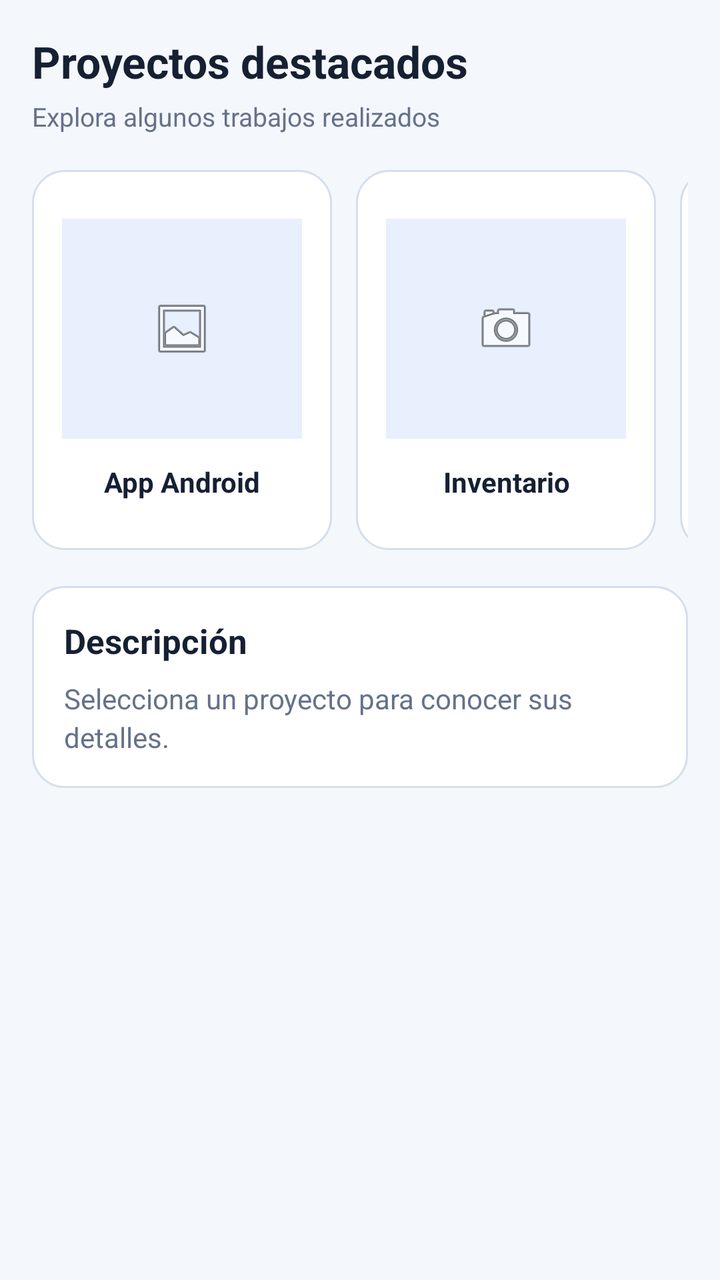
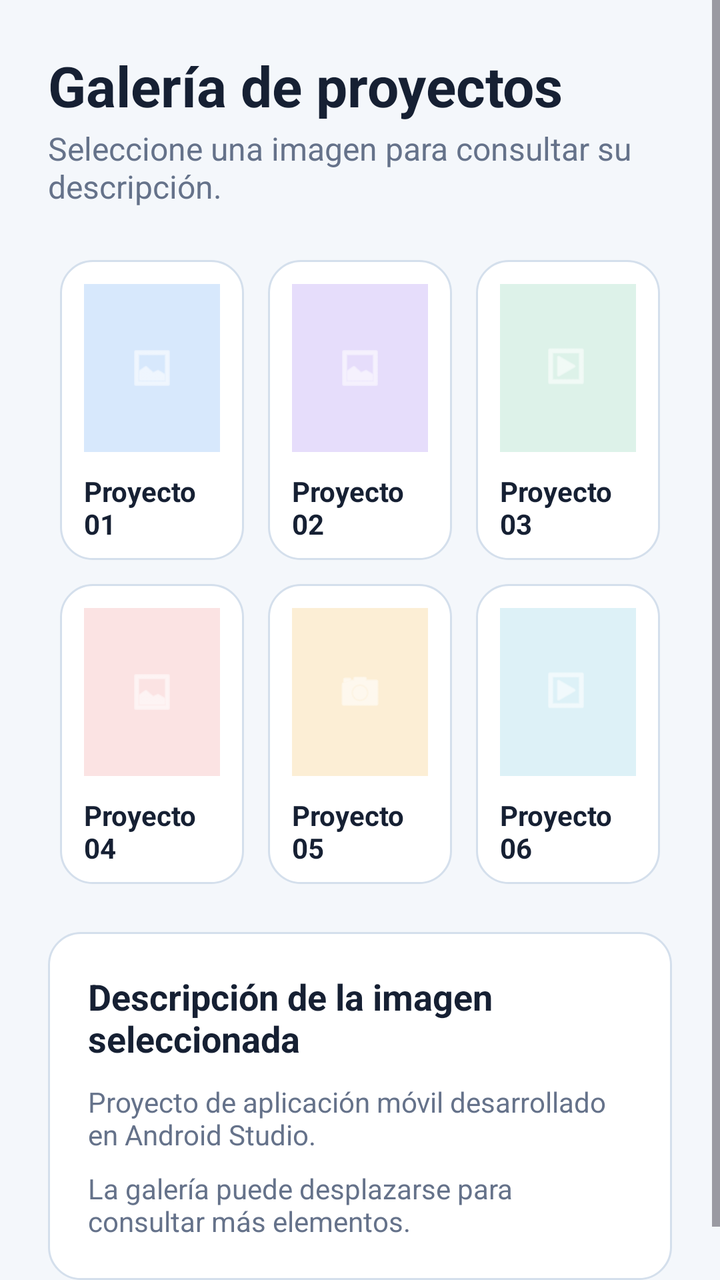

The first picture is an Android layout as it rendered before a commit; the second is the same layout after the commit. The layout source and the unified diff follow.
<!-- AndroidManifest.xml: application theme Theme.TechPortfolio -->
<!-- res/layout/fragment_fotos.xml -->
<?xml version="1.0" encoding="utf-8"?>
<ScrollView
    xmlns:android="http://schemas.android.com/apk/res/android"
    android:layout_width="match_parent"
    android:layout_height="match_parent"
    android:background="@color/tp_background"
    android:fillViewport="true">

    <LinearLayout
        android:layout_width="match_parent"
        android:layout_height="wrap_content"
        android:orientation="vertical"
        android:padding="16dp">

        <TextView
            android:layout_width="match_parent"
            android:layout_height="wrap_content"
            android:text="Proyectos destacados"
            android:textColor="@color/tp_text_primary"
            android:textSize="22sp"
            android:textStyle="bold" />

        <TextView
            android:layout_width="match_parent"
            android:layout_height="wrap_content"
            android:layout_marginTop="4dp"
            android:text="Explora algunos trabajos realizados"
            android:textColor="@color/tp_text_secondary"
            android:textSize="13sp" />

        <HorizontalScrollView
            android:layout_width="match_parent"
            android:layout_height="wrap_content"
            android:layout_marginTop="18dp"
            android:clipToPadding="false"
            android:scrollbars="none">

            <LinearLayout
                android:layout_width="wrap_content"
                android:layout_height="wrap_content"
                android:orientation="horizontal">

                <LinearLayout
                    android:layout_width="150dp"
                    android:layout_height="190dp"
                    android:layout_marginEnd="12dp"
                    android:background="@drawable/bg_card"
                    android:gravity="center"
                    android:orientation="vertical"
                    android:padding="12dp">

                    <ImageButton
                        android:id="@+id/imgProyecto1"
                        android:layout_width="120dp"
                        android:layout_height="110dp"
                        android:background="@color/tp_blue_light"
                        android:contentDescription="Proyecto 1"
                        android:padding="26dp"
                        android:scaleType="centerInside"
                        android:src="@android:drawable/ic_menu_gallery" />

                    <TextView
                        android:layout_width="match_parent"
                        android:layout_height="wrap_content"
                        android:layout_marginTop="12dp"
                        android:gravity="center"
                        android:text="App Android"
                        android:textColor="@color/tp_text_primary"
                        android:textSize="14sp"
                        android:textStyle="bold" />

                </LinearLayout>

                <LinearLayout
                    android:layout_width="150dp"
                    android:layout_height="190dp"
                    android:layout_marginEnd="12dp"
                    android:background="@drawable/bg_card"
                    android:gravity="center"
                    android:orientation="vertical"
                    android:padding="12dp">

                    <ImageButton
                        android:id="@+id/imgProyecto2"
                        android:layout_width="120dp"
                        android:layout_height="110dp"
                        android:background="@color/tp_blue_light"
                        android:contentDescription="Proyecto 2"
                        android:padding="26dp"
                        android:scaleType="centerInside"
                        android:src="@android:drawable/ic_menu_camera" />

                    <TextView
                        android:layout_width="match_parent"
                        android:layout_height="wrap_content"
                        android:layout_marginTop="12dp"
                        android:gravity="center"
                        android:text="Inventario"
                        android:textColor="@color/tp_text_primary"
                        android:textSize="14sp"
                        android:textStyle="bold" />

                </LinearLayout>

                <LinearLayout
                    android:layout_width="150dp"
                    android:layout_height="190dp"
                    android:background="@drawable/bg_card"
                    android:gravity="center"
                    android:orientation="vertical"
                    android:padding="12dp">

                    <ImageButton
                        android:id="@+id/imgProyecto3"
                        android:layout_width="120dp"
                        android:layout_height="110dp"
                        android:background="@color/tp_blue_light"
                        android:contentDescription="Proyecto 3"
                        android:padding="26dp"
                        android:scaleType="centerInside"
                        android:src="@android:drawable/ic_menu_slideshow" />

                    <TextView
                        android:layout_width="match_parent"
                        android:layout_height="wrap_content"
                        android:layout_marginTop="12dp"
                        android:gravity="center"
                        android:text="Desarrollo Web"
                        android:textColor="@color/tp_text_primary"
                        android:textSize="14sp"
                        android:textStyle="bold" />

                </LinearLayout>

            </LinearLayout>

        </HorizontalScrollView>

        <LinearLayout
            android:layout_width="match_parent"
            android:layout_height="wrap_content"
            android:layout_marginTop="18dp"
            android:background="@drawable/bg_card"
            android:orientation="vertical"
            android:padding="16dp">

            <TextView
                android:layout_width="wrap_content"
                android:layout_height="wrap_content"
                android:text="Descripción"
                android:textColor="@color/tp_text_primary"
                android:textSize="17sp"
                android:textStyle="bold" />

            <TextView
                android:id="@+id/tvDescripcionFoto"
                android:layout_width="match_parent"
                android:layout_height="wrap_content"
                android:layout_marginTop="8dp"
                android:lineSpacingExtra="3dp"
                android:text="Selecciona un proyecto para conocer sus detalles."
                android:textColor="@color/tp_text_secondary"
                android:textSize="14sp" />

        </LinearLayout>

    </LinearLayout>

</ScrollView>
<!-- resources referenced by this layout -->
<resources>
  <color name="tp_background">#F4F7FB</color>
  <color name="tp_blue_light">#E8F0FE</color>
  <color name="tp_text_primary">#162033</color>
  <color name="tp_text_secondary">#65728A</color>
  <!-- drawable bg_card (drawable) -->
  <?xml version="1.0" encoding="utf-8"?>
  <shape xmlns:android="http://schemas.android.com/apk/res/android"
      android:shape="rectangle">
  
      <solid android:color="@color/tp_surface" />
  
      <corners android:radius="16dp" />
  
      <stroke
          android:width="1dp"
          android:color="@color/tp_border" />
  
  </shape>
  <style name="Theme.TechPortfolio" parent="Base.Theme.TechPortfolio" />
  <color name="tp_surface">#FFFFFF</color>
  <color name="tp_border">#D4DFEC</color>
  <style name="Base.Theme.TechPortfolio" parent="Theme.Material3.DayNight.NoActionBar">
          
          
      </style>
</resources>

<!-- the commit's change to res/layout/fragment_fotos.xml (unified diff, before → after) -->
@@ -10,158 +10,296 @@
         android:layout_width="match_parent"
         android:layout_height="wrap_content"
         android:orientation="vertical"
-        android:padding="16dp">
+        android:padding="24dp">
 
         <TextView
             android:layout_width="match_parent"
             android:layout_height="wrap_content"
-            android:text="Proyectos destacados"
+            android:text="Galería de proyectos"
             android:textColor="@color/tp_text_primary"
-            android:textSize="22sp"
+            android:textSize="28sp"
             android:textStyle="bold" />
 
         <TextView
             android:layout_width="match_parent"
             android:layout_height="wrap_content"
-            android:layout_marginTop="4dp"
-            android:text="Explora algunos trabajos realizados"
+            android:layout_marginTop="2dp"
+            android:text="Seleccione una imagen para consultar su descripción."
             android:textColor="@color/tp_text_secondary"
-            android:textSize="13sp" />
-
-        <HorizontalScrollView
+            android:textSize="16sp" />
+
+        <GridLayout
             android:layout_width="match_parent"
             android:layout_height="wrap_content"
-            android:layout_marginTop="18dp"
-            android:clipToPadding="false"
-            android:scrollbars="none">
-
-            <LinearLayout
-                android:layout_width="wrap_content"
-                android:layout_height="wrap_content"
-                android:orientation="horizontal">
-
-                <LinearLayout
-                    android:layout_width="150dp"
-                    android:layout_height="190dp"
-                    android:layout_marginEnd="12dp"
-                    android:background="@drawable/bg_card"
-                    android:gravity="center"
-                    android:orientation="vertical"
-                    android:padding="12dp">
-
-                    <ImageButton
-                        android:id="@+id/imgProyecto1"
-                        android:layout_width="120dp"
-                        android:layout_height="110dp"
-                        android:background="@color/tp_blue_light"
-                        android:contentDescription="Proyecto 1"
-                        android:padding="26dp"
-                        android:scaleType="centerInside"
-                        android:src="@android:drawable/ic_menu_gallery" />
-
-                    <TextView
-                        android:layout_width="match_parent"
-                        android:layout_height="wrap_content"
-                        android:layout_marginTop="12dp"
-                        android:gravity="center"
-                        android:text="App Android"
-                        android:textColor="@color/tp_text_primary"
-                        android:textSize="14sp"
-                        android:textStyle="bold" />
-
-                </LinearLayout>
-
-                <LinearLayout
-                    android:layout_width="150dp"
-                    android:layout_height="190dp"
-                    android:layout_marginEnd="12dp"
-                    android:background="@drawable/bg_card"
-                    android:gravity="center"
-                    android:orientation="vertical"
-                    android:padding="12dp">
-
-                    <ImageButton
-                        android:id="@+id/imgProyecto2"
-                        android:layout_width="120dp"
-                        android:layout_height="110dp"
-                        android:background="@color/tp_blue_light"
-                        android:contentDescription="Proyecto 2"
-                        android:padding="26dp"
-                        android:scaleType="centerInside"
-                        android:src="@android:drawable/ic_menu_camera" />
-
-                    <TextView
-                        android:layout_width="match_parent"
-                        android:layout_height="wrap_content"
-                        android:layout_marginTop="12dp"
-                        android:gravity="center"
-                        android:text="Inventario"
-                        android:textColor="@color/tp_text_primary"
-                        android:textSize="14sp"
-                        android:textStyle="bold" />
-
-                </LinearLayout>
-
-                <LinearLayout
-                    android:layout_width="150dp"
-                    android:layout_height="190dp"
-                    android:background="@drawable/bg_card"
-                    android:gravity="center"
-                    android:orientation="vertical"
-                    android:padding="12dp">
-
-                    <ImageButton
-                        android:id="@+id/imgProyecto3"
-                        android:layout_width="120dp"
-                        android:layout_height="110dp"
-                        android:background="@color/tp_blue_light"
-                        android:contentDescription="Proyecto 3"
-                        android:padding="26dp"
-                        android:scaleType="centerInside"
-                        android:src="@android:drawable/ic_menu_slideshow" />
-
-                    <TextView
-                        android:layout_width="match_parent"
-                        android:layout_height="wrap_content"
-                        android:layout_marginTop="12dp"
-                        android:gravity="center"
-                        android:text="Desarrollo Web"
-                        android:textColor="@color/tp_text_primary"
-                        android:textSize="14sp"
-                        android:textStyle="bold" />
-
-                </LinearLayout>
-
-            </LinearLayout>
-
-        </HorizontalScrollView>
+            android:layout_marginTop="20dp"
+            android:alignmentMode="alignMargins"
+            android:columnCount="3"
+            android:useDefaultMargins="false">
+
+            <LinearLayout
+                android:layout_width="0dp"
+                android:layout_height="150dp"
+                android:layout_columnWeight="1"
+                android:layout_margin="6dp"
+                android:background="@drawable/bg_card"
+                android:orientation="vertical"
+                android:padding="12dp">
+
+                <ImageButton
+                    android:id="@+id/imgProyecto1"
+                    android:layout_width="match_parent"
+                    android:layout_height="84dp"
+                    android:background="#D7E8FC"
+                    android:contentDescription="Proyecto 01"
+                    android:padding="22dp"
+                    android:scaleType="centerInside"
+                    android:src="@android:drawable/ic_menu_gallery"
+                    android:tint="@color/white" />
+
+                <TextView
+                    android:layout_width="match_parent"
+                    android:layout_height="wrap_content"
+                    android:layout_marginTop="10dp"
+                    android:text="Proyecto 01"
+                    android:textColor="@color/tp_text_primary"
+                    android:textSize="14sp"
+                    android:textStyle="bold" />
+
+                <TextView
+                    android:layout_width="match_parent"
+                    android:layout_height="wrap_content"
+                    android:text="Tocar para ver detalle"
+                    android:textColor="@color/tp_text_secondary"
+                    android:textSize="11sp" />
+
+            </LinearLayout>
+
+            <LinearLayout
+                android:layout_width="0dp"
+                android:layout_height="150dp"
+                android:layout_columnWeight="1"
+                android:layout_margin="6dp"
+                android:background="@drawable/bg_card"
+                android:orientation="vertical"
+                android:padding="12dp">
+
+                <ImageButton
+                    android:id="@+id/imgProyecto2"
+                    android:layout_width="match_parent"
+                    android:layout_height="84dp"
+                    android:background="#E6DDFB"
+                    android:contentDescription="Proyecto 02"
+                    android:padding="22dp"
+                    android:scaleType="centerInside"
+                    android:src="@android:drawable/ic_menu_gallery"
+                    android:tint="@color/white" />
+
+                <TextView
+                    android:layout_width="match_parent"
+                    android:layout_height="wrap_content"
+                    android:layout_marginTop="10dp"
+                    android:text="Proyecto 02"
+                    android:textColor="@color/tp_text_primary"
+                    android:textSize="14sp"
+                    android:textStyle="bold" />
+
+                <TextView
+                    android:layout_width="match_parent"
+                    android:layout_height="wrap_content"
+                    android:text="Tocar para ver detalle"
+                    android:textColor="@color/tp_text_secondary"
+                    android:textSize="11sp" />
+
+            </LinearLayout>
+
+            <LinearLayout
+                android:layout_width="0dp"
+                android:layout_height="150dp"
+                android:layout_columnWeight="1"
+                android:layout_margin="6dp"
+                android:background="@drawable/bg_card"
+                android:orientation="vertical"
+                android:padding="12dp">
+
+                <ImageButton
+                    android:id="@+id/imgProyecto3"
+                    android:layout_width="match_parent"
+                    android:layout_height="84dp"
+                    android:background="#DDF2E9"
+                    android:contentDescription="Proyecto 03"
+                    android:padding="22dp"
+                    android:scaleType="centerInside"
+                    android:src="@android:drawable/ic_menu_slideshow"
+                    android:tint="@color/white" />
+
+                <TextView
+                    android:layout_width="match_parent"
+                    android:layout_height="wrap_content"
+                    android:layout_marginTop="10dp"
+                    android:text="Proyecto 03"
+                    android:textColor="@color/tp_text_primary"
+                    android:textSize="14sp"
+                    android:textStyle="bold" />
+
+                <TextView
+                    android:layout_width="match_parent"
+                    android:layout_height="wrap_content"
+                    android:text="Tocar para ver detalle"
+                    android:textColor="@color/tp_text_secondary"
+                    android:textSize="11sp" />
+
+            </LinearLayout>
+
+            <LinearLayout
+                android:layout_width="0dp"
+                android:layout_height="150dp"
+                android:layout_columnWeight="1"
+                android:layout_margin="6dp"
+                android:background="@drawable/bg_card"
+                android:orientation="vertical"
+                android:padding="12dp">
+
+                <ImageButton
+                    android:id="@+id/imgProyecto4"
+                    android:layout_width="match_parent"
+                    android:layout_height="84dp"
+                    android:background="#FBE3E3"
+                    android:contentDescription="Proyecto 04"
+                    android:padding="22dp"
+                    android:scaleType="centerInside"
+                    android:src="@android:drawable/ic_menu_gallery"
+                    android:tint="@color/white" />
+
+                <TextView
+                    android:layout_width="match_parent"
+                    android:layout_height="wrap_content"
+                    android:layout_marginTop="10dp"
+                    android:text="Proyecto 04"
+                    android:textColor="@color/tp_text_primary"
+                    android:textSize="14sp"
+                    android:textStyle="bold" />
+
+                <TextView
+                    android:layout_width="match_parent"
+                    android:layout_height="wrap_content"
+                    android:text="Tocar para ver detalle"
+                    android:textColor="@color/tp_text_secondary"
+                    android:textSize="11sp" />
+
+            </LinearLayout>
+
+            <LinearLayout
+                android:layout_width="0dp"
+                android:layout_height="150dp"
+                android:layout_columnWeight="1"
+                android:layout_margin="6dp"
+                android:background="@drawable/bg_card"
+                android:orientation="vertical"
+                android:padding="12dp">
+
+                <ImageButton
+                    android:id="@+id/imgProyecto5"
+                    android:layout_width="match_parent"
+                    android:layout_height="84dp"
+                    android:background="#FCEED5"
+                    android:contentDescription="Proyecto 05"
+                    android:padding="22dp"
+                    android:scaleType="centerInside"
+                    android:src="@android:drawable/ic_menu_camera"
+                    android:tint="@color/white" />
+
+                <TextView
+                    android:layout_width="match_parent"
+                    android:layout_height="wrap_content"
+                    android:layout_marginTop="10dp"
+                    android:text="Proyecto 05"
+                    android:textColor="@color/tp_text_primary"
+                    android:textSize="14sp"
+                    android:textStyle="bold" />
+
+                <TextView
+                    android:layout_width="match_parent"
+                    android:layout_height="wrap_content"
+                    android:text="Tocar para ver detalle"
+                    android:textColor="@color/tp_text_secondary"
+                    android:textSize="11sp" />
+
+            </LinearLayout>
+
+            <LinearLayout
+                android:layout_width="0dp"
+                android:layout_height="150dp"
+                android:layout_columnWeight="1"
+                android:layout_margin="6dp"
+                android:background="@drawable/bg_card"
+                android:orientation="vertical"
+                android:padding="12dp">
+
+                <ImageButton
+                    android:id="@+id/imgProyecto6"
+                    android:layout_width="match_parent"
+                    android:layout_height="84dp"
+                    android:background="#DDF1F7"
+                    android:contentDescription="Proyecto 06"
+                    android:padding="22dp"
+                    android:scaleType="centerInside"
+                    android:src="@android:drawable/ic_menu_slideshow"
+                    android:tint="@color/white" />
+
+                <TextView
+                    android:layout_width="match_parent"
+                    android:layout_height="wrap_content"
+                    android:layout_marginTop="10dp"
+                    android:text="Proyecto 06"
+                    android:textColor="@color/tp_text_primary"
+                    android:textSize="14sp"
+                    android:textStyle="bold" />
+
+                <TextView
+                    android:layout_width="match_parent"
+                    android:layout_height="wrap_content"
+                    android:text="Tocar para ver detalle"
+                    android:textColor="@color/tp_text_secondary"
+                    android:textSize="11sp" />
+
+            </LinearLayout>
+
+        </GridLayout>
 
         <LinearLayout
             android:layout_width="match_parent"
             android:layout_height="wrap_content"
             android:layout_marginTop="18dp"
+            android:layout_marginBottom="4dp"
             android:background="@drawable/bg_card"
             android:orientation="vertical"
-            android:padding="16dp">
+            android:padding="20dp">
 
             <TextView
-                android:layout_width="wrap_content"
+                android:layout_width="match_parent"
                 android:layout_height="wrap_content"
-                android:text="Descripción"
+                android:text="Descripción de la imagen seleccionada"
                 android:textColor="@color/tp_text_primary"
-                android:textSize="17sp"
+                android:textSize="18sp"
                 android:textStyle="bold" />
 
             <TextView
                 android:id="@+id/tvDescripcionFoto"
                 android:layout_width="match_parent"
                 android:layout_height="wrap_content"
-                android:layout_marginTop="8dp"
-                android:lineSpacingExtra="3dp"
-                android:text="Selecciona un proyecto para conocer sus detalles."
+                android:layout_marginTop="10dp"
+                android:text="Proyecto de aplicación móvil desarrollado en Android Studio."
                 android:textColor="@color/tp_text_secondary"
                 android:textSize="14sp" />
 
+            <TextView
+                android:layout_width="match_parent"
+                android:layout_height="wrap_content"
+                android:layout_marginTop="8dp"
+                android:text="La galería puede desplazarse para consultar más elementos."
+                android:textColor="@color/tp_text_secondary"
+                android:textSize="14sp" />
+
         </LinearLayout>
 
     </LinearLayout>
<!-- resource entries referenced after the edit -->
@@ -1,9 +1,9 @@
 <!-- resources referenced by this layout -->
 <resources>
   <color name="tp_background">#F4F7FB</color>
-  <color name="tp_blue_light">#E8F0FE</color>
   <color name="tp_text_primary">#162033</color>
   <color name="tp_text_secondary">#65728A</color>
+  <color name="white">#FFFFFF</color>
   <!-- drawable bg_card (drawable) -->
   <?xml version="1.0" encoding="utf-8"?>
   <shape xmlns:android="http://schemas.android.com/apk/res/android"
